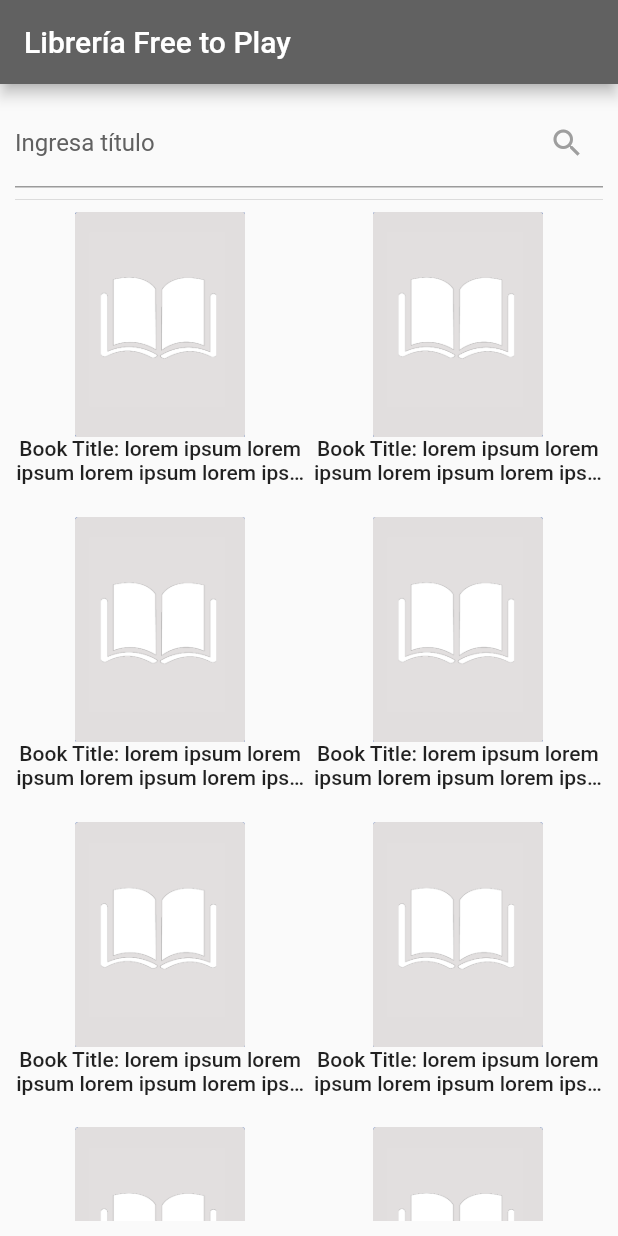
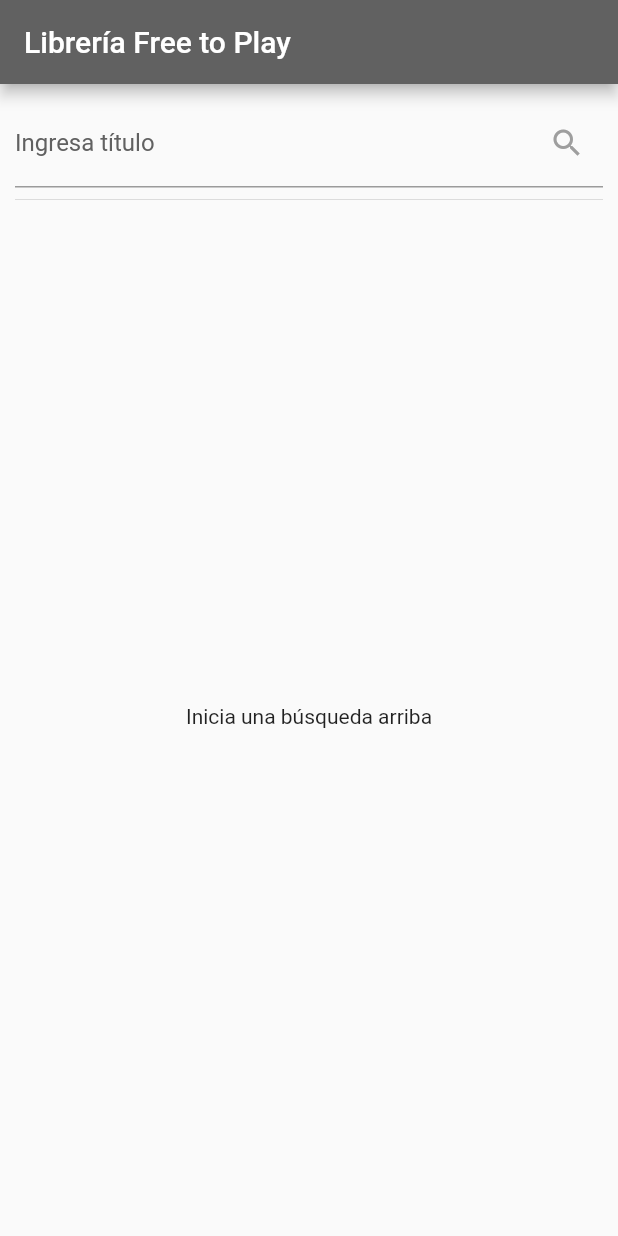
Before and after one commit to DasPeter/hw3-bookshop, a Flutter app: the screen it shows after launch, on a phone screen of 412 x 824 dp. Run offline on Flutter 3.47's test engine with Material 2 defaults, Android fonts, the phone set to English and light mode, and no system bars; our stand-ins replace bloc, equatable, flutter_bloc; missing offline and left inert: flutter_shimmer.

Commit message:
Added books bloc functionality

```diff
--- a/lib/bloc/books_event.dart
+++ b/lib/bloc/books_event.dart
@@ -1,4 +1,17 @@
 part of 'books_bloc.dart';
 
-@immutable
-abstract class BooksEvent {}
+abstract class BooksEvent extends Equatable {
+  const BooksEvent();
+
+  @override
+  List<Object> get props => [];
+}
+
+class SearchBooksEvent extends BooksEvent {
+  final String bookToSearch;
+
+  const SearchBooksEvent({required this.bookToSearch});
+
+  @override
+  List<Object> get props => [bookToSearch];
+}
--- a/lib/bloc/books_state.dart
+++ b/lib/bloc/books_state.dart
@@ -1,6 +1,25 @@
 part of 'books_bloc.dart';
 
 @immutable
-abstract class BooksState {}
+abstract class BooksState extends Equatable {
+  const BooksState();
+
+  @override
+  List<Object> get props => [];
+}
 
 class BooksInitial extends BooksState {}
+
+class LoadingState extends BooksState {}
+
+class ShowResultsState extends BooksState {
+  final List<dynamic> books;
+
+  const ShowResultsState({required this.books});
+  @override
+  List<Object> get props => [books];
+}
+
+class NoResultsState extends BooksState {}
+
+class ErrorState extends BooksState {}
--- a/lib/pages/home_page.dart
+++ b/lib/pages/home_page.dart
@@ -1,5 +1,7 @@
+import 'package:bookshop/bloc/books_bloc.dart';
 import 'package:bookshop/pages/book_details.dart';
 import 'package:flutter/material.dart';
+import 'package:flutter_bloc/flutter_bloc.dart';
 import 'package:flutter_shimmer/flutter_shimmer.dart';
 
 class HomePage extends StatelessWidget {
@@ -7,7 +9,7 @@ class HomePage extends StatelessWidget {
 
   @override
   Widget build(BuildContext context) {
-    var _searchController = TextEditingController();
+    var searchController = TextEditingController();
 
     return Scaffold(
       appBar: AppBar(
@@ -15,73 +17,102 @@ class HomePage extends StatelessWidget {
         backgroundColor: Colors.grey[700],
       ),
       body: Container(
-        padding: EdgeInsets.all(10),
-        child: Container(
-          // decoration: BoxDecoration(color: Colors.grey),
+        padding: const EdgeInsets.all(10),
         child: Column(
           children: [
             TextField(
-                controller: _searchController,
+              controller: searchController,
               style: TextStyle(color: Colors.grey[700]),
               cursorColor: Colors.grey,
               decoration: InputDecoration(
                 label: const Text("Ingresa título"),
                 suffixIcon: IconButton(
-                      onPressed: () {},
+                    onPressed: () {
+                      BlocProvider.of<BooksBloc>(context).add(SearchBooksEvent(
+                          bookToSearch: searchController.text));
+                    },
                     icon: const Icon(Icons.search, color: Colors.grey)),
                 labelStyle: TextStyle(color: Colors.grey[700]),
                 focusedBorder: const OutlineInputBorder(
                     borderSide: BorderSide(color: Colors.grey)),
               ),
             ),
-              Divider(),
-              // Expanded(
-              //   child: ListView.builder(
-              //     itemCount: 2,
-              //     itemBuilder: (BuildContext context, int index) {
-              //       return VideoShimmer();
-              //     },
-              //   ),
-              // ),
-              Flexible(
-                child: GridView.builder(
-                  gridDelegate: const SliverGridDelegateWithFixedCrossAxisCount(
+            const Divider(),
+            Expanded(child: BlocBuilder<BooksBloc, BooksState>(
+              builder: (context, state) {
+                if (state is LoadingState) {
+                  return ListView.builder(
+                    itemCount: 2,
+                    itemBuilder: (BuildContext context, int index) {
+                      return const VideoShimmer();
+                    },
+                  );
+                } else if (state is ShowResultsState) {
+                  return GridView.builder(
+                    gridDelegate:
+                        const SliverGridDelegateWithFixedCrossAxisCount(
                       mainAxisSpacing: 10,
                       crossAxisSpacing: 5,
                       crossAxisCount: 2,
                     ),
-                  itemCount: 8,
+                    itemCount: state.books.length,
                     itemBuilder: (BuildContext context, int index) {
+                      return OneBookGridWidget(bookData: state.books[index]);
+                    },
+                  );
+                } else if (state is NoResultsState) {
+                  return const Center(
+                    child: Text("No encontramos resultados a tu búsqueda."),
+                  );
+                } else if (state is ErrorState) {
+                  return const Center(
+                    child:
+                        Text("Ha habido un error. Por favor intenta de nuevo."),
+                  );
+                } else {
+                  return const Center(
+                    child: Text("Inicia una búsqueda arriba"),
+                  );
+                }
+              },
+            )),
+          ],
+        ),
+      ),
+    );
+  }
+}
+
+class OneBookGridWidget extends StatelessWidget {
+  final dynamic bookData;
+  const OneBookGridWidget({super.key, this.bookData});
+
+  @override
+  Widget build(BuildContext context) {
     return GestureDetector(
       onTap: () {
         Navigator.of(context).push(MaterialPageRoute(
-                            builder: (context) => BookDetailsPage()));
+            builder: (context) => BookDetailsPage(bookData: bookData)));
       },
       child: Column(
         children: [
-                          Image(
-                              height: 150,
-                              image: AssetImage(
-                                  "assets/images/book-placeholder.png")),
+          // height: 150,
+          Image.network(
+              bookData["volumeInfo"]["imageLinks"] != null
+                  ? bookData["volumeInfo"]["imageLinks"]["thumbnail"]
+                  : "https://biotrop.org/images/default-book.png",
+              height: 150),
           Expanded(
             child: Text(
-                              "Book Title: lorem ipsum lorem ipsum lorem ipsum lorem ipsum ",
+              "${bookData["volumeInfo"]["title"]}",
               maxLines: 2,
               textAlign: TextAlign.center,
               overflow: TextOverflow.ellipsis,
-                              style: TextStyle(fontWeight: FontWeight.w500),
+              style: const TextStyle(fontWeight: FontWeight.w500),
             ),
           )
         ],
       ),
     );
-                  },
-                ),
-              ),
-            ],
-          ),
-        ),
-      ),
-    );
   }
 }
--- a/pubspec.yaml
+++ b/pubspec.yaml
@@ -9,10 +9,12 @@ dependencies:
   flutter:
     sdk: flutter
   cupertino_icons: ^1.0.2
+  bloc:
   flutter_bloc:
   flutter_shimmer:
   http:
   share_plus:
+  equatable:
 
 dev_dependencies:
   flutter_test:
```
Also changed, not shown: lib/bloc/books_bloc.dart (+36 -4 lines), lib/main.dart (+7 -1 lines), lib/pages/book_details.dart (+39 -12 lines), pubspec.lock. Lines whose indentation alone changed are shown as unchanged.
